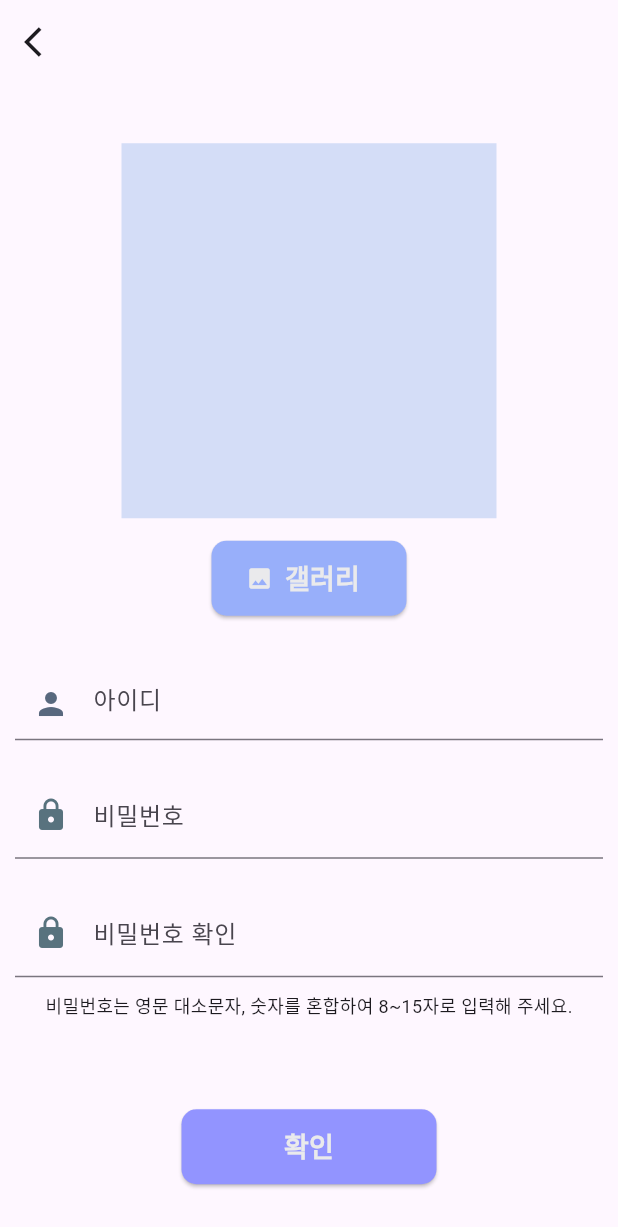
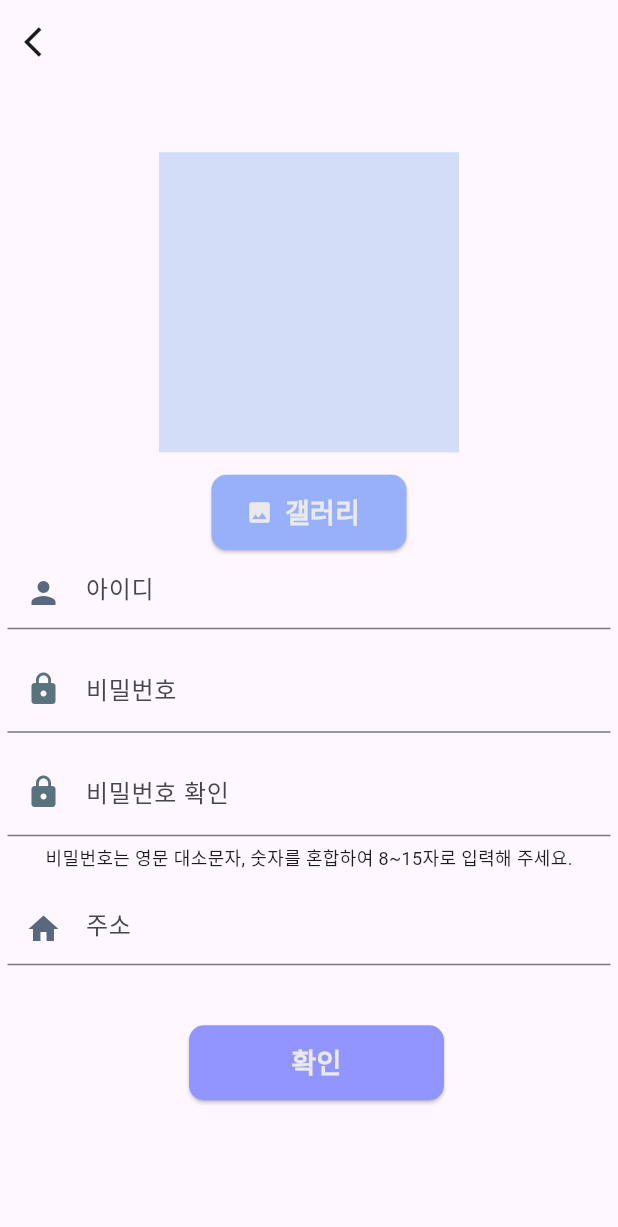
Before and after one commit to j0527/blind_dating, a Flutter app: the ProfileModify screen opened directly, on a phone screen of 412 x 824 dp. Shown: the top 1227 px of the screen. Run offline on Flutter 3.47's test engine with Material 2 defaults, Android fonts, the phone set to English and light mode, and no system bars; our stand-ins replace carousel_slider, cloud_firestore, firebase_auth, firebase_core, geolocator, get and 1 more; accounts and stored records are empty.

Commit message:
회원가입, 회원정보 수정 - 일부 수정

```diff
--- a/lib/view/profilemodify.dart
+++ b/lib/view/profilemodify.dart
@@ -20,7 +20,9 @@ class _ProfileModifyState extends State<ProfileModify> {
   late TextEditingController IDController;
   late TextEditingController PWController;
   late TextEditingController PWCheckController;
+  late TextEditingController AddressController;
   late String inputValue;
+
 
   XFile? _image; //이미지를 담을 변수 선언
   final ImagePicker picker = ImagePicker(); //ImagePicker 초기화
@@ -43,6 +45,7 @@ class _ProfileModifyState extends State<ProfileModify> {
       IDController = TextEditingController();
       PWController = TextEditingController();
       PWCheckController = TextEditingController();
+      AddressController = TextEditingController();
       inputValue = "";
   }
 
@@ -70,9 +73,8 @@ class _ProfileModifyState extends State<ProfileModify> {
                   _buildPhotoArea(),
                 SizedBox(height: 15),
                 _buildButton(),
-                SizedBox(height: 25),
                 Padding(
-                  padding: const EdgeInsets.all(10.0),
+                  padding: const EdgeInsets.all(5.0),
                   child: TextField(style: TextStyle(fontSize: 16),
                     controller: IDController,
                     decoration: const InputDecoration(
@@ -83,7 +85,7 @@ class _ProfileModifyState extends State<ProfileModify> {
                   ),
                 ),
                 Padding(
-                  padding: const EdgeInsets.all(10.0),
+                  padding: const EdgeInsets.all(5.0),
                   child: TextField(style: TextStyle(fontSize: 18),
                     controller: PWController,
                     decoration: const InputDecoration(
@@ -98,7 +100,7 @@ class _ProfileModifyState extends State<ProfileModify> {
                   ),
                 ),
                 Padding(
-                  padding: const EdgeInsets.all(10.0),
+                  padding: const EdgeInsets.all(5.0),
                   child: TextField(style: TextStyle(fontSize: 18),
                     controller: PWCheckController,
                     decoration: const InputDecoration(
@@ -113,8 +115,23 @@ class _ProfileModifyState extends State<ProfileModify> {
                   ),
                 ),
                 Text('비밀번호는 영문 대소문자, 숫자를 혼합하여 8~15자로 입력해 주세요.', style: TextStyle(fontSize: 12),),
-                SizedBox(height: 60,),
-                ElevatedButton(
+                Padding(
+                  padding: const EdgeInsets.fromLTRB(5, 15, 5, 10),
+                  child: TextField(style: TextStyle(fontSize: 16),
+                    controller: AddressController,
+                    decoration: const InputDecoration(
+                    hintText: '주소',
+                    prefixIcon: Icon(Icons.home, color: Color.fromARGB(255, 88, 104, 126),)
+                        ),
+                    keyboardType: TextInputType.text,
+                    onSubmitted: (value) {
+                    inputValue = AddressController.text;}
+                  ),
+                ),
+                SizedBox(height: 30,),
+                Padding(
+                  padding: const EdgeInsets.fromLTRB(10, 0, 0, 50),
+                  child: ElevatedButton(
                     onPressed: () {
                       Get.snackbar(
                       "수정완료",
@@ -133,7 +150,8 @@ class _ProfileModifyState extends State<ProfileModify> {
                             backgroundColor: Color.fromARGB(255, 146, 148, 255),
                             foregroundColor: Color.fromARGB(255, 234, 234, 236)
                         ),
-                  child: Text('확인', style: TextStyle(fontSize: 18, fontWeight: FontWeight.bold),))
+                    child: Text('확인', style: TextStyle(fontSize: 18, fontWeight: FontWeight.bold),)),
+                )
               ],
             ),
           ),
@@ -146,13 +164,13 @@ class _ProfileModifyState extends State<ProfileModify> {
   Widget _buildPhotoArea() {
     return _image != null
         ? Container(
-            width: 250,
-            height: 250,
+            width: 200,
+            height: 200,
             child: Image.file(File(_image!.path)), //가져온 이미지를 화면에 띄워주는 코드
           )
         : Container(
-            width: 250,
-            height: 250,
+            width: 200,
+            height: 200,
             color: Color.fromARGB(255, 212, 221, 247),
           );
   }
--- a/lib/view/signupthird.dart
+++ b/lib/view/signupthird.dart
@@ -92,9 +92,9 @@ class _SignUpThirdState extends State<SignUpThird> {
                   ),
                 ),
                 _buildPhotoHobbyArea(),
-                SizedBox(height: 35),
+                SizedBox(height: 50),
                 Padding(
-                  padding: const EdgeInsets.fromLTRB(15, 15, 15, 80),
+                  padding: const EdgeInsets.fromLTRB(15, 50, 15, 80),
                   child: ElevatedButton(
                     onPressed: () {
                       Get.to(() => SignUpFourth());
```
Also changed, not shown: lib/view/signupfirst.dart (+24 -10 lines). Lines whose indentation alone changed are shown as unchanged.
